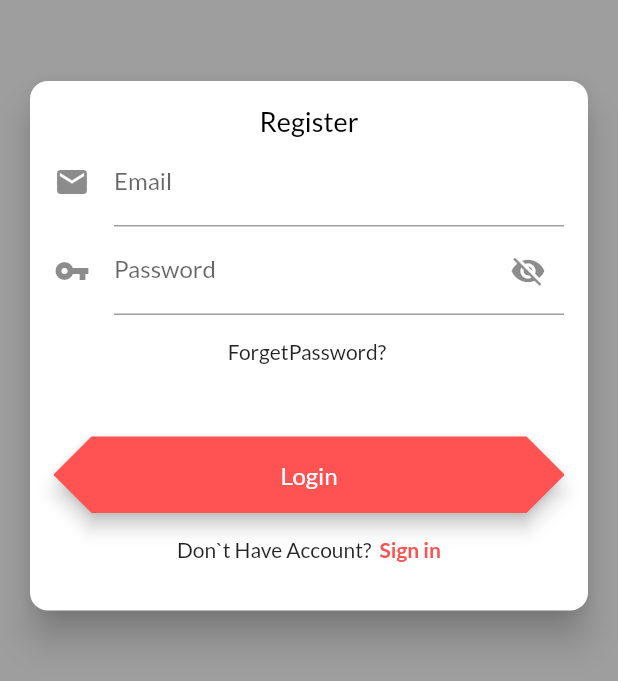
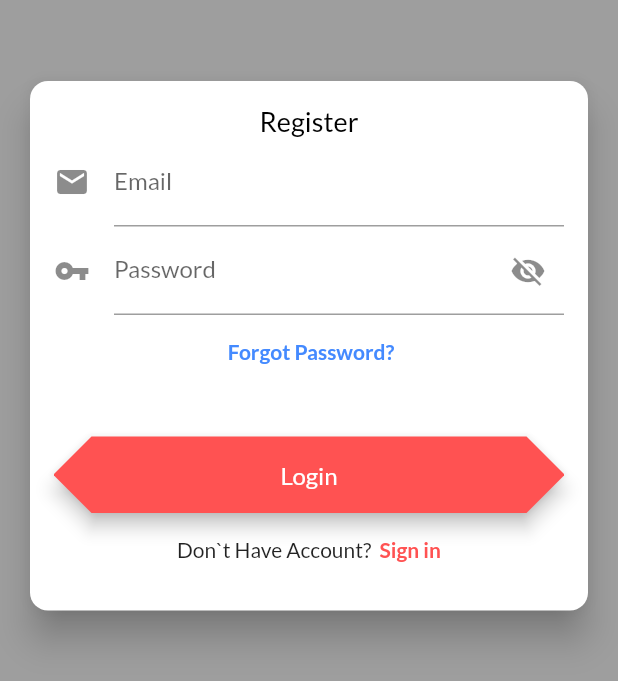
Before and after one commit to emanSobhyMostafa/final_project, a Flutter app: the RegisterScreen screen opened by its route, after a tap on "Register", after a tap on "Login", on a phone screen of 412 x 824 dp. Shown: the top 681 px of the screen. Run offline on Flutter 3.47's test engine with Material 2 defaults, Android fonts, the phone set to English and light mode, and no system bars; our stand-ins replace cached_network_image, carousel_slider, google_fonts; missing offline and left inert: color; network calls fail.

Commit message:
fixRegiterPadding

```diff
--- a/lib/screens/profile/login_screen.dart
+++ b/lib/screens/profile/login_screen.dart
@@ -104,9 +104,18 @@ class _LoginScreenState extends State<LoginScreen> {
                     child: Row(
                       mainAxisAlignment: MainAxisAlignment.center,
                       children: <Widget>[
-                        Text(
-                          'ForgetPassword? ',
-                        ),
+                        InkWell(
+                          splashColor: Colors.amberAccent.withOpacity(0.5),
+                          onTap: () {
+                            Navigator.pop(context, '/register');
+                          },
+                          child: Text(
+                            ' Forgot Password?',
+                            style: TextStyle(
+                                color: Colors.blueAccent,
+                                fontWeight: FontWeight.bold),
+                          ),
+                        )
                       ],
                     )),
                 Container(
--- a/lib/screens/profile/register_screen.dart
+++ b/lib/screens/profile/register_screen.dart
@@ -43,7 +43,7 @@ class _RegisterScreenState extends State<RegisterScreen> {
     return Container(
         alignment: Alignment.center,
         child: Padding(
-          padding: const EdgeInsets.only(top: 32, bottom: 32),
+          padding: const EdgeInsets.only(bottom: 15),
           child: Icon(Icons.ac_unit),
         ));
   }
--- a/pubspec.yaml
+++ b/pubspec.yaml
@@ -38,6 +38,7 @@ dependencies:
   carousel_slider:
   google_fonts: ^1.1.2
   color: ^3.0.0
+  auth_buttons: ^1.0.0
 
 dev_dependencies:
   flutter_test:
```
Also changed, not shown: pubspec.lock.
